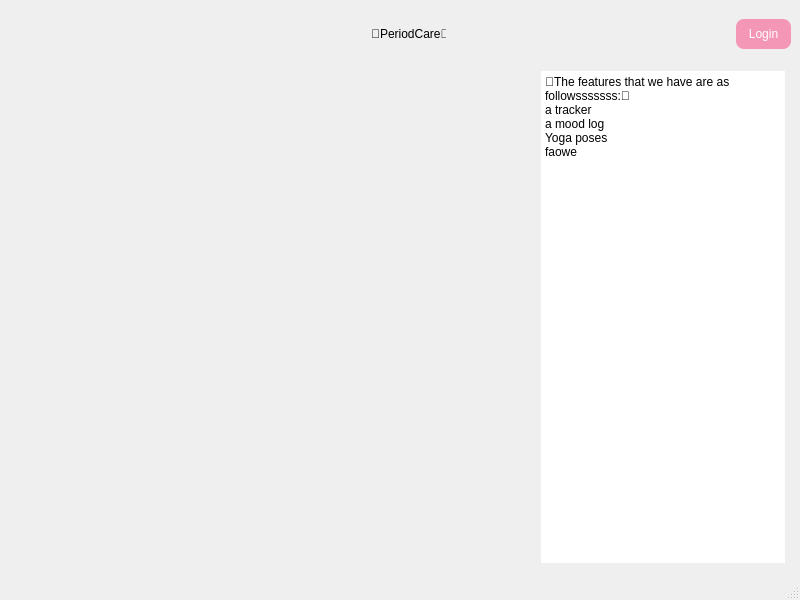
First picture: the form in homepage.ui, repository sangya23/Periodcare, before the edit.
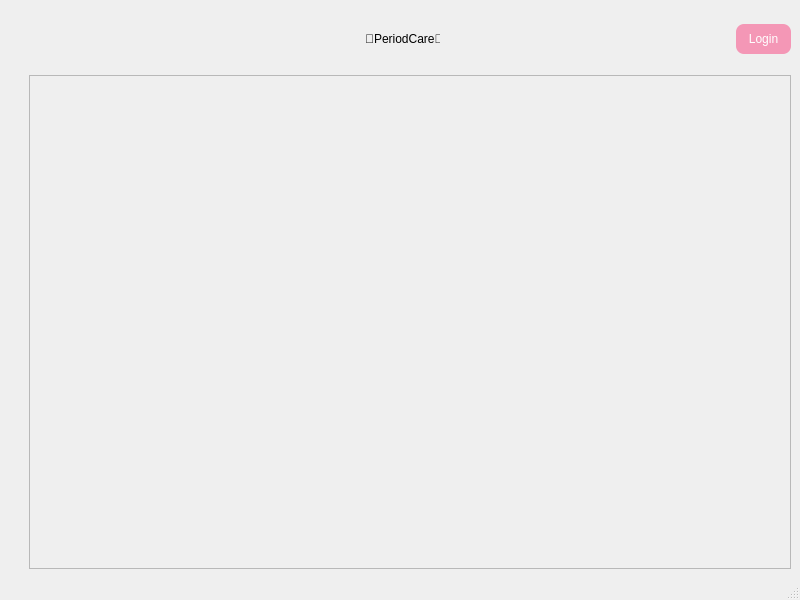
Second picture: the form after the edit. Icons and pictures are not drawn.

Patch:
```diff
--- a/homepage.ui
+++ b/homepage.ui
@@ -28,7 +28,7 @@
   <widget class="QWidget" name="centralwidget">
    <layout class="QGridLayout" name="gridLayout_2">
     <item row="0" column="0">
-     <layout class="QHBoxLayout" name="horizontalLayout" stretch="0,4,4,4,1">
+     <layout class="QHBoxLayout" name="horizontalLayout" stretch="0,4,5,4,1">
       <property name="spacing">
        <number>3</number>
       </property>
@@ -37,23 +37,26 @@
       </property>
       <item>
        <widget class="QLabel" name="label_2">
+        <property name="enabled">
+         <bool>true</bool>
+        </property>
         <property name="minimumSize">
          <size>
-          <width>72</width>
-          <height>50</height>
+          <width>60</width>
+          <height>60</height>
          </size>
         </property>
         <property name="maximumSize">
          <size>
-          <width>72</width>
-          <height>50</height>
+          <width>60</width>
+          <height>60</height>
          </size>
         </property>
         <property name="styleSheet">
          <string notr="true">QLabel
 {
-border-image: url(:/loginicons/515858058_1680459882674160_7226127355213665687_n.jpg);
-border-radius:5px;
+	border-image: url(:/loginicons/LOGO.jpg);
+	border-radius:25px;
 }</string>
         </property>
         <property name="text">
@@ -69,7 +72,7 @@
         <property name="sizeHint" stdset="0">
          <size>
           <width>40</width>
-          <height>20</height>
+          <height>60</height>
          </size>
         </property>
        </spacer>
@@ -79,13 +82,13 @@
         <property name="minimumSize">
          <size>
           <width>75</width>
-          <height>50</height>
+          <height>60</height>
          </size>
         </property>
         <property name="maximumSize">
          <size>
           <width>75</width>
-          <height>50</height>
+          <height>60</height>
          </size>
         </property>
         <property name="text">
@@ -140,58 +143,45 @@
      </layout>
     </item>
     <item row="1" column="0">
-     <layout class="QHBoxLayout" name="horizontalLayout_4" stretch="3,0,0">
+     <layout class="QHBoxLayout" name="horizontalLayout_4" stretch="0,0">
       <item>
-       <widget class="QLabel" name="label">
-        <property name="styleSheet">
-         <string notr="true">QLabel
-{
- border-radius:20px;
-
-	border-image: url(:/loginicons/periodsimg2.jpg);
-}</string>
-        </property>
-        <property name="text">
-         <string/>
-        </property>
-       </widget>
-      </item>
-      <item>
-       <spacer name="horizontalSpacer_3">
+       <spacer name="verticalSpacer">
         <property name="orientation">
-         <enum>Qt::Orientation::Horizontal</enum>
+         <enum>Qt::Orientation::Vertical</enum>
         </property>
         <property name="sizeHint" stdset="0">
          <size>
-          <width>40</width>
-          <height>20</height>
+          <width>20</width>
+          <height>40</height>
          </size>
         </property>
        </spacer>
       </item>
-      <item alignment="Qt::AlignmentFlag::AlignHCenter">
-       <widget class="QTextBrowser" name="textBrowser">
-        <property name="styleSheet">
-         <string notr="true">QTextBrowser
-{
-border-radius:20px;
-padding:6px 6px;
-}</string>
+      <item>
+       <widget class="QScrollArea" name="scrollArea">
+        <property name="widgetResizable">
+         <bool>true</bool>
         </property>
-        <property name="html">
-         <string>&lt;!DOCTYPE HTML PUBLIC &quot;-//W3C//DTD HTML 4.0//EN&quot; &quot;http://www.w3.org/TR/REC-html40/strict.dtd&quot;&gt;
-&lt;html&gt;&lt;head&gt;&lt;meta name=&quot;qrichtext&quot; content=&quot;1&quot; /&gt;&lt;meta charset=&quot;utf-8&quot; /&gt;&lt;style type=&quot;text/css&quot;&gt;
-p, li { white-space: pre-wrap; }
-hr { height: 1px; border-width: 0; }
-li.unchecked::marker { content: &quot;\2610&quot;; }
-li.checked::marker { content: &quot;\2612&quot;; }
-&lt;/style&gt;&lt;/head&gt;&lt;body style=&quot; font-family:'Segoe UI'; font-size:9pt; font-weight:400; font-style:normal;&quot;&gt;
-&lt;p style=&quot; margin-top:0px; margin-bottom:0px; margin-left:0px; margin-right:0px; -qt-block-indent:0; text-indent:0px;&quot;&gt;🌸The features that we have are as followsssssss:🌸&lt;/p&gt;
-&lt;p style=&quot; margin-top:0px; margin-bottom:0px; margin-left:0px; margin-right:0px; -qt-block-indent:0; text-indent:0px;&quot;&gt;a tracker&lt;/p&gt;
-&lt;p style=&quot; margin-top:0px; margin-bottom:0px; margin-left:0px; margin-right:0px; -qt-block-indent:0; text-indent:0px;&quot;&gt;a mood log&lt;/p&gt;
-&lt;p style=&quot; margin-top:0px; margin-bottom:0px; margin-left:0px; margin-right:0px; -qt-block-indent:0; text-indent:0px;&quot;&gt;Yoga poses &lt;/p&gt;
-&lt;p style=&quot; margin-top:0px; margin-bottom:0px; margin-left:0px; margin-right:0px; -qt-block-indent:0; text-indent:0px;&quot;&gt;faowe&lt;/p&gt;&lt;/body&gt;&lt;/html&gt;</string>
-        </property>
+        <widget class="QWidget" name="scrollAreaWidgetContents">
+         <property name="geometry">
+          <rect>
+           <x>0</x>
+           <y>0</y>
+           <width>760</width>
+           <height>482</height>
+          </rect>
+         </property>
+         <widget class="QWidget" name="widget" native="true">
+          <property name="geometry">
+           <rect>
+            <x>10</x>
+            <y>10</y>
+            <width>741</width>
+            <height>461</height>
+           </rect>
+          </property>
+         </widget>
+        </widget>
        </widget>
       </item>
      </layout>
```
